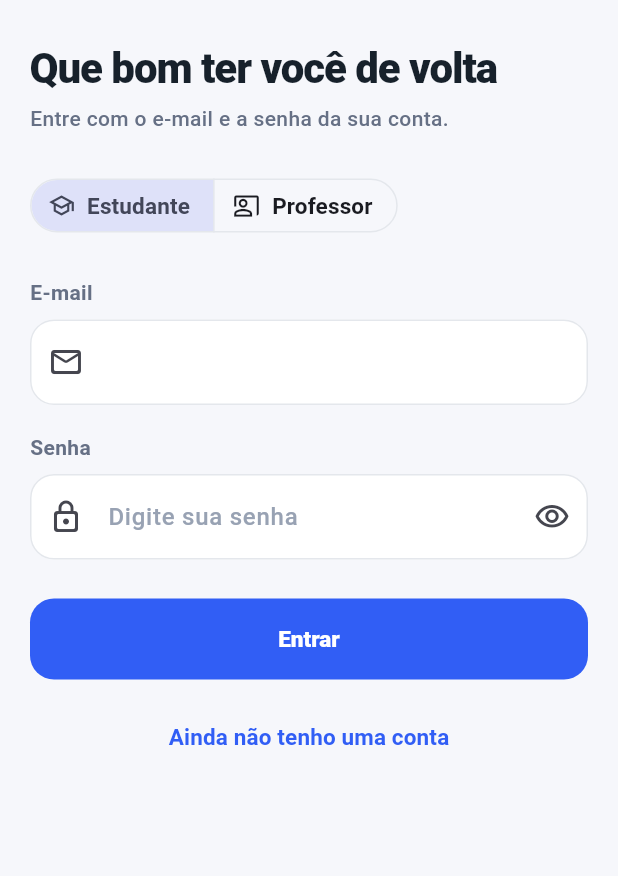
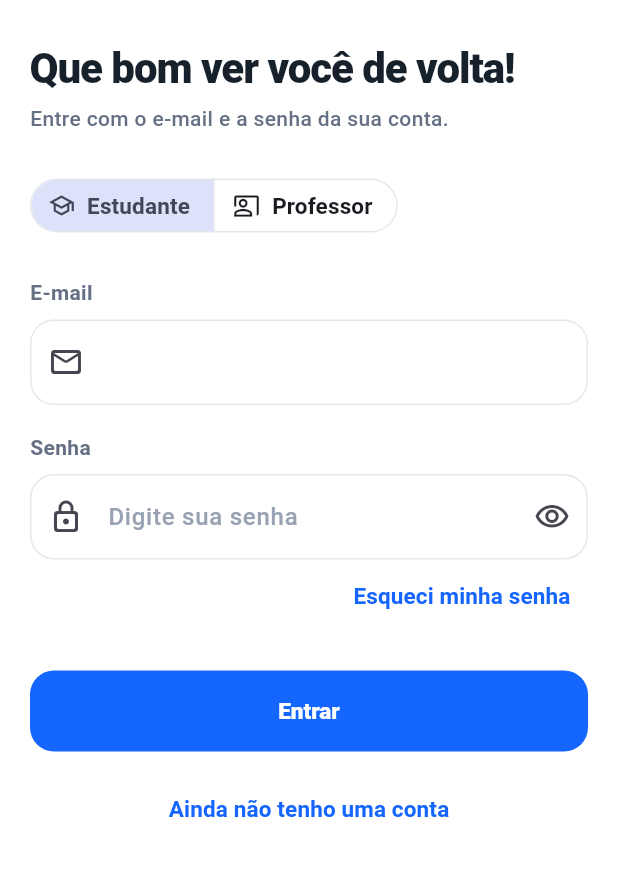
Before and after one commit to Luck4506/PI_IV-Time-13, a Flutter app: the LoginScreen screen opened directly, on a phone screen of 412 x 824 dp, the part 153-1029 px from its top. Run offline on Flutter 3.47's test engine with Material 3 defaults, Android fonts, the phone set to English and light mode, and no system bars.

Commit message:
Modificações básicas no frontEnd

```diff
--- a/frontend/lib/src/telas/autenticacao/tela_entrada.dart
+++ b/frontend/lib/src/telas/autenticacao/tela_entrada.dart
@@ -51,8 +51,8 @@ class _LoginScreenState extends State<LoginScreen> {
         user.role == 'teacher'
             ? TeacherShell.route
             : widget.afterSignup
-            ? DiagnosticIntroScreen.route
-            : StudentShell.route,
+                ? DiagnosticIntroScreen.route
+                : StudentShell.route,
         (_) => false,
       );
     } on ApiException catch (e) {
@@ -94,16 +94,19 @@ class _LoginScreenState extends State<LoginScreen> {
                 children: [
                   const AppMark(compact: true),
                   const SizedBox(height: 30),
+
                   Text(
-                    'Que bom ter você de volta',
+                    'Que bom ver você de volta!',
                     style: Theme.of(context).textTheme.headlineLarge,
                   ),
                   const SizedBox(height: 8),
+
                   Text(
                     'Entre com o e-mail e a senha da sua conta.',
                     style: Theme.of(context).textTheme.bodyMedium,
                   ),
                   const SizedBox(height: 26),
+
                   SegmentedButton<UserRole>(
                     segments: const [
                       ButtonSegment(
@@ -122,9 +125,9 @@ class _LoginScreenState extends State<LoginScreen> {
                     onSelectionChanged: loading
                         ? null
                         : (value) => setState(() {
-                            role = value.first;
-                            error = null;
-                          }),
+                              role = value.first;
+                              error = null;
+                            }),
                     style: ButtonStyle(
                       visualDensity: VisualDensity.comfortable,
                       side: WidgetStateProperty.all(
@@ -132,12 +135,15 @@ class _LoginScreenState extends State<LoginScreen> {
                       ),
                     ),
                   ),
+
                   const SizedBox(height: 26),
+
                   const Text(
                     'E-mail',
                     style: TextStyle(fontWeight: FontWeight.w700),
                   ),
                   const SizedBox(height: 8),
+
                   TextFormField(
                     key: ValueKey('email-${role.name}'),
                     validator: validateEmail,
@@ -148,12 +154,15 @@ class _LoginScreenState extends State<LoginScreen> {
                       prefixIcon: Icon(Icons.mail_outline_rounded),
                     ),
                   ),
+
                   const SizedBox(height: 18),
+
                   const Text(
                     'Senha',
                     style: TextStyle(fontWeight: FontWeight.w700),
                   ),
                   const SizedBox(height: 8),
+
                   TextFormField(
                     controller: passwordController,
                     enabled: !loading,
@@ -173,7 +182,24 @@ class _LoginScreenState extends State<LoginScreen> {
                       ),
                     ),
                   ),
+
+                  // Esqueci minha senha - Sofia de Sousa
+                  Align(
+                    alignment: Alignment.centerRight,
+                    child: TextButton(
+                      onPressed: () {
+                        ScaffoldMessenger.of(context).showSnackBar(
+                          const SnackBar(
+                            content: Text('Recuperação de senha em breve!'),
+                          ),
+                        );
+                      },
+                      child: const Text('Esqueci minha senha'),
+                    ),
+                  ),
+
                   const SizedBox(height: 26),
+
                   if (error != null) ...[
                     Text(
                       error!,
@@ -183,12 +209,15 @@ class _LoginScreenState extends State<LoginScreen> {
                     ),
                     const SizedBox(height: 12),
                   ],
+
                   FilledButton(
                     key: const Key('login-button'),
                     onPressed: loading ? null : _continue,
                     child: Text(loading ? 'Entrando…' : 'Entrar'),
                   ),
+
                   const SizedBox(height: 14),
+
                   Center(
                     child: TextButton(
                       onPressed: () => Navigator.pushNamed(
--- a/frontend/lib/src/theme.dart
+++ b/frontend/lib/src/theme.dart
@@ -5,16 +5,24 @@ const appName = 'Gabariteii';
 abstract final class AppColors {
   static const ink = Color(0xFF17212B);
   static const muted = Color(0xFF667085);
-  static const primary = Color(0xFF315EF5);
-  static const primaryDark = Color(0xFF2446BE);
-  static const mint = Color(0xFF3EC6A5);
-  static const mintSoft = Color(0xFFE8F8F3);
-  static const amber = Color(0xFFF4B942);
+
+
+  static const primary = Color(0xFF1565FF);
+  static const primaryDark = Color(0xFF0D47C1);
+
+  static const mint = Color(0xFF00CFFF);
+  static const mintSoft = Color(0xFFE3F5FF);
+
+  static const amber = Color(0xFFFFC247);
   static const amberSoft = Color(0xFFFFF5D8);
-  static const coral = Color(0xFFEF765B);
+
+  static const coral = Color(0xFFFF6B6B);
   static const coralSoft = Color(0xFFFFECE7);
-  static const sky = Color(0xFF58A6FF);
-  static const surface = Color(0xFFF6F7FB);
+
+  static const sky = Color(0xFF00B8D9);
+
+
+  static const surface = Color(0xFFFFFFFF);
   static const border = Color(0xFFE4E7EC);
   static const white = Color(0xFFFFFFFF);
 }
```
Also changed, not shown: frontend/pubspec.lock, 5 other files.
